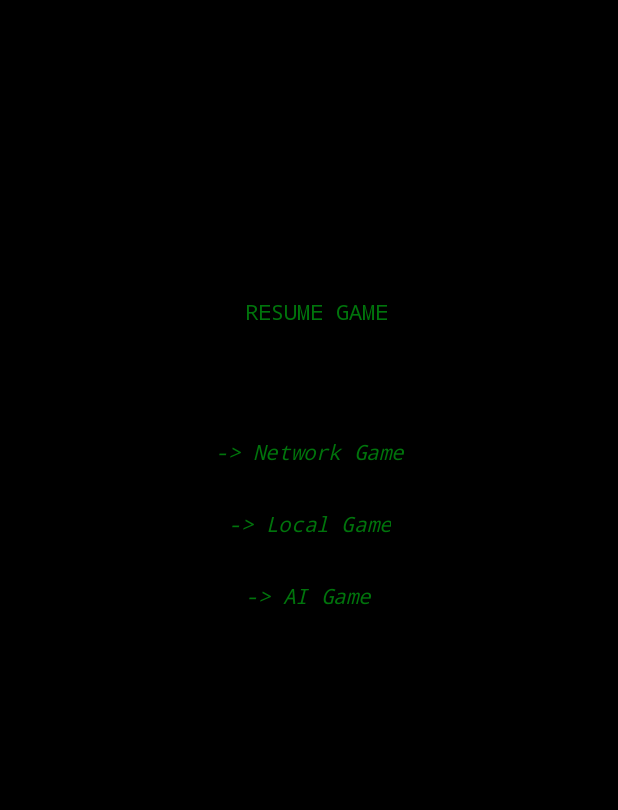
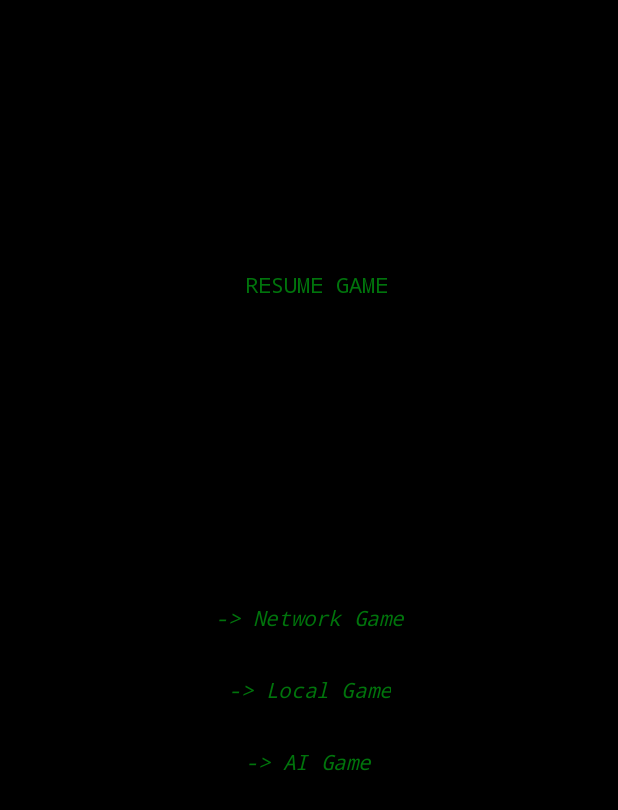
Before and after one commit to cschlisner/Terminal-Chess, an Android app: the screen it shows after launch (MenuActivity), on a phone screen of 412 x 824 dp. Shown: the top 810 px of the screen. Run offline under Robolectric (Android 15) with nearby library versions, the phone set to English and light mode, and no system bars; libraries missing offline, so code that uses them is left out: cz.msebera.android; 3 statements that could not run were skipped.

```diff
--- a/app/build.gradle
+++ b/app/build.gradle
@@ -23,7 +23,7 @@ dependencies {
     apk fileTree(include: ['*.jar'], dir: 'libs')
     compile 'cz.msebera.android:httpclient:4.4.1.1'
     compile 'com.rethinkdb:rethink-java-driver:0.3'
-    compile 'com.android.support.constraint:constraint-layout:+'
+    compile 'com.android.support.constraint:constraint-layout:1.0.2'
     debugCompile 'com.android.support:appcompat-v7:23.4.0'
     debugCompile 'com.android.support:design:23.4.0'
     debugCompile 'junit:junit:4.12'
--- a/app/src/main/java/net/schlisner/terminalchess/TileDisplay.java
+++ b/app/src/main/java/net/schlisner/terminalchess/TileDisplay.java
@@ -49,7 +49,10 @@ public class TileDisplay {
         piecePaint.setAntiAlias(true);
 
         tileColor = ContextCompat.getColor(context, R.color.chessBoardLight);
-        piecePaint.setTypeface(Typeface.defaultFromStyle(0));
+
+
+        Typeface tf = Typeface.createFromAsset(context.getAssets(), "fonts/robotolight.ttf");
+        piecePaint.setTypeface(tf);
 
         fillColor = (tile.color.equals(Game.Color.BLACK)) ? ContextCompat.getColor(context, R.color.chessBoardDark): ContextCompat.getColor(context, R.color.chessBoardLight);
 
--- a/app/src/main/res/layout/activity_menu.xml
+++ b/app/src/main/res/layout/activity_menu.xml
@@ -4,7 +4,6 @@
     android:layout_width="match_parent"
     android:layout_height="match_parent"
     android:background="@android:color/black"
-    android:backgroundTint="@color/colorPrimary"
     android:paddingBottom="@dimen/activity_vertical_margin"
     android:paddingLeft="@dimen/activity_horizontal_margin"
     android:paddingRight="@dimen/activity_horizontal_margin"
@@ -14,19 +13,19 @@
     <Button
         android:id="@+id/newGameButton"
         style="@style/Schlisner.Terminal.Text.Headerext"
+        android:layout_marginTop="150dp"
+        android:onClick="resumeGame"
+        android:text="Resume Game"
+        android:layout_below="@+id/uuidView"
         android:layout_alignLeft="@+id/button"
-        android:layout_alignStart="@+id/button"
-        android:layout_below="@+id/uuidView"
-        android:layout_marginTop="168dp"
-        android:onClick="resumeGame"
-        android:text="Resume Game" />
+        android:layout_alignStart="@+id/button" />
 
     <Button
         android:id="@+id/button3"
         style="@style/Widget.AppCompat.Button.Borderless"
         android:layout_width="wrap_content"
         android:layout_height="wrap_content"
-        android:layout_below="@+id/newGameButton"
+        android:layout_centerInParent="true"
         android:layout_centerHorizontal="true"
         android:layout_marginTop="45dp"
         android:elevation="0dp"
```
Also changed, not shown: app/src/main/AndroidManifest.xml (+5 -2 lines), app/src/main/java/net/schlisner/terminalchess/MenuActivity.java (+2 -9 lines), app/src/main/java/net/schlisner/terminalchess/NetworkLobbyActivity.java (added, +62 -0 lines), app/src/main/res/layout/activity_network_lobby.xml (added, +39 -0 lines).
